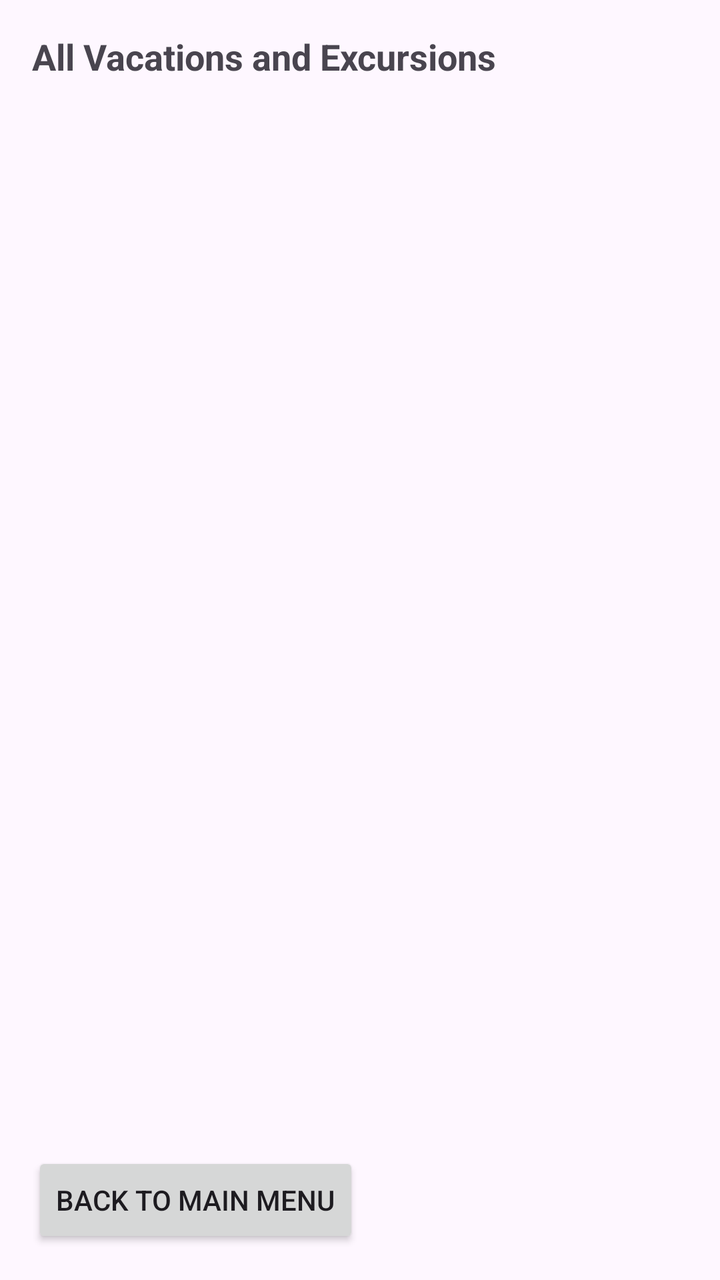
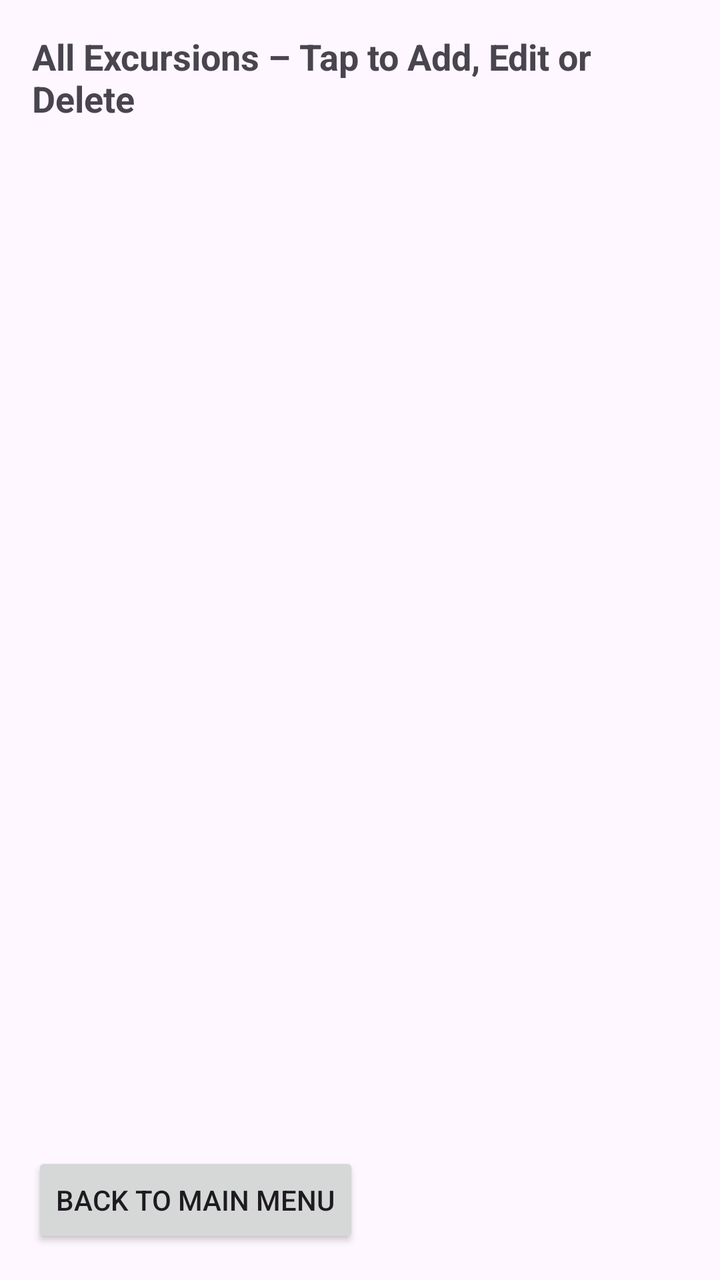

The first picture is an Android layout as it rendered before a commit; the second is the same layout after the commit. The layout source and the unified diff follow.
<!-- AndroidManifest.xml: application theme Theme.D308VacationPlanner -->
<!-- res/layout/activity_all_vacations.xml -->
<?xml version="1.0" encoding="utf-8"?>
<LinearLayout xmlns:android="http://schemas.android.com/apk/res/android"
    android:layout_width="match_parent"
    android:layout_height="match_parent"
    android:orientation="vertical"
    android:padding="16dp">

    <TextView
        android:id="@+id/textViewHeader"
        android:layout_width="match_parent"
        android:layout_height="wrap_content"
        android:text="All Vacations and Excursions"
        android:textStyle="bold"
        android:textSize="18sp"
        android:layout_marginBottom="12dp"/>

    <ListView
        android:id="@+id/listViewAllVacations"
        android:layout_width="match_parent"
        android:layout_height="0dp"
        android:layout_weight="1"
        android:dividerHeight="8dp"
        android:padding="8dp" />

    <Button
        android:id="@+id/buttonBack"
        android:layout_width="wrap_content"
        android:layout_height="48dp"
        android:text="Back to Main Menu"
        android:layout_marginTop="16dp" />

</LinearLayout>
<!-- resources referenced by this layout -->
<resources>
  <style name="Theme.D308VacationPlanner" parent="Base.Theme.D308VacationPlanner" />
  <style name="Base.Theme.D308VacationPlanner" parent="Theme.Material3.DayNight">
          
          <item name="colorPrimary">@color/colorPrimary</item>
      </style>
  <color name="colorPrimary">#002147</color>
</resources>

<!-- the commit's change to res/layout/activity_all_vacations.xml (unified diff, before → after) -->
@@ -9,7 +9,7 @@
         android:id="@+id/textViewHeader"
         android:layout_width="match_parent"
         android:layout_height="wrap_content"
-        android:text="All Vacations and Excursions"
+        android:text="All Excursions – Tap to Add, Edit or Delete"
         android:textStyle="bold"
         android:textSize="18sp"
         android:layout_marginBottom="12dp"/>
